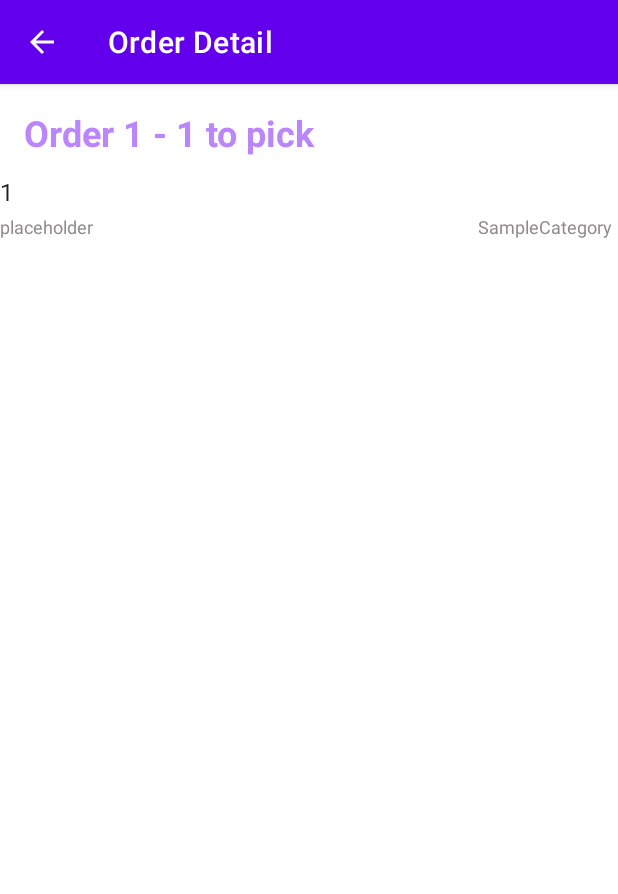
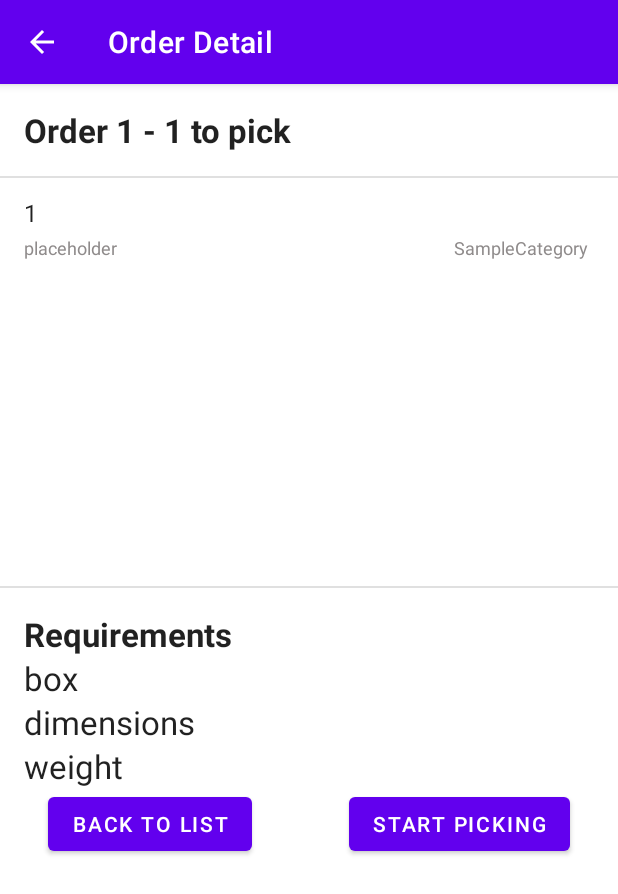
Before and after one commit to PatrykDyminski/Fiszki, an Android app: the screen it shows after launch (OrderDetailActivity), after a tap on an icon or button, on a phone screen of 412 x 824 dp. Shown: the top 894 px of the screen. Run offline under Robolectric (Android 15) with nearby library versions, the phone set to English and light mode, and no system bars.

Commit message:
Order detail page

```diff
--- a/app/build.gradle
+++ b/app/build.gradle
@@ -39,6 +39,7 @@ dependencies {
     implementation 'com.google.android.material:material:1.2.1'
     implementation 'androidx.recyclerview:recyclerview:1.1.0'
     implementation 'androidx.constraintlayout:constraintlayout:2.0.2'
+    implementation 'androidx.legacy:legacy-support-v4:1.0.0'
     testImplementation 'junit:junit:4.13.1'
     androidTestImplementation 'androidx.test.ext:junit:1.1.2'
     androidTestImplementation 'androidx.test.espresso:espresso-core:3.3.0'
--- /dev/null
+++ b/app/src/main/res/layout/divider.xml
@@ -0,0 +1,6 @@
+<?xml version="1.0" encoding="utf-8"?>
+<View android:id="@+id/basic_divider"
+    android:layout_width="match_parent"
+    android:layout_height="1dp"
+    android:background="?android:attr/dividerVertical"
+    xmlns:android="http://schemas.android.com/apk/res/android" />
--- a/app/src/main/res/layout/order_detail.xml
+++ b/app/src/main/res/layout/order_detail.xml
@@ -1,9 +1,9 @@
-<androidx.constraintlayout.widget.ConstraintLayout xmlns:android="http://schemas.android.com/apk/res/android"
+<LinearLayout xmlns:android="http://schemas.android.com/apk/res/android"
     xmlns:app="http://schemas.android.com/apk/res-auto"
+    xmlns:tools="http://schemas.android.com/tools"
     android:layout_width="match_parent"
     android:layout_height="match_parent"
-    xmlns:tools="http://schemas.android.com/tools">
-
+    android:orientation="vertical">
 
     <TextView
         android:id="@+id/pageTitle"
@@ -12,20 +12,103 @@
         android:layout_marginStart="16dp"
         android:layout_marginTop="16dp"
         android:text="TextView"
-        android:textColor="@color/purple_200"
-        android:textSize="24sp"
-        android:textStyle="bold"
-        app:layout_constraintStart_toStartOf="parent"
-        app:layout_constraintTop_toTopOf="parent" />
+        android:textAppearance="?android:attr/textAppearanceLarge"
+        android:textStyle="bold" />
 
-    <androidx.recyclerview.widget.RecyclerView
-        android:id="@+id/itemsInOrderRecycler"
+    <include
+        layout="@layout/divider"
         android:layout_width="match_parent"
-        app:layout_constraintBottom_toBottomOf="parent"
-        app:layout_constraintEnd_toEndOf="parent"
-        app:layout_constraintStart_toStartOf="parent"
-        app:layout_constraintTop_toBottomOf="@+id/pageTitle"
+        android:layout_height="1dp"
+        android:layout_marginTop="16dp" />
+
+    <androidx.core.widget.NestedScrollView
+        android:id="@+id/scrollView"
+        android:layout_width="match_parent"
+        android:layout_height="256sp"
+        android:scrollbars="vertical"
+        android:scrollbarAlwaysDrawVerticalTrack="true">
+
+        <LinearLayout
+            android:layout_width="match_parent"
+            android:layout_height="wrap_content"
+            android:orientation="vertical">
+
+            <androidx.recyclerview.widget.RecyclerView
+                android:id="@+id/itemsInOrderRecycler"
+                android:layout_width="match_parent"
+                android:layout_height="wrap_content"
+                android:layout_marginStart="16dp"
+                android:layout_marginEnd="16dp"
+                tools:listitem="@layout/item_in_order" />
+
+        </LinearLayout>
+    </androidx.core.widget.NestedScrollView>
+
+    <include
+        layout="@layout/divider"
+        android:layout_width="match_parent"
+        android:layout_height="1dp"
+        android:layout_marginTop="16dp" />
+
+    <TextView
+        android:id="@+id/requirements"
+        android:layout_width="wrap_content"
         android:layout_height="wrap_content"
-        tools:listitem="@layout/item_in_order"/>
+        android:layout_marginStart="16dp"
+        android:layout_marginTop="16dp"
+        android:text="Requirements"
+        android:textAppearance="?android:attr/textAppearanceLarge"
+        android:textStyle="bold" />
 
-</androidx.constraintlayout.widget.ConstraintLayout>
+    <TextView
+        android:id="@+id/box"
+        android:layout_width="match_parent"
+        android:layout_height="wrap_content"
+        android:layout_marginStart="16dp"
+        android:text="box"
+        android:textAppearance="?android:attr/textAppearanceLarge" />
+
+    <TextView
+        android:id="@+id/dimensions"
+        android:layout_width="match_parent"
+        android:layout_height="wrap_content"
+        android:layout_marginStart="16dp"
+        android:text="dimensions"
+        android:textAppearance="?android:attr/textAppearanceLarge"/>
+
+    <TextView
+        android:id="@+id/weight"
+        android:layout_width="match_parent"
+        android:layout_height="wrap_content"
+        android:layout_marginStart="16dp"
+        android:text="weight"
+        android:textAppearance="?android:attr/textAppearanceLarge"/>
+
+    <androidx.constraintlayout.widget.ConstraintLayout
+        android:layout_width="match_parent"
+        android:layout_height="match_parent"
+        android:gravity="bottom">
+
+        <Button
+            android:id="@+id/back_to_list"
+            android:layout_width="wrap_content"
+            android:layout_height="wrap_content"
+            android:layout_marginStart="32dp"
+            android:layout_marginBottom="16dp"
+            android:text="back to list"
+            app:layout_constraintBottom_toBottomOf="parent"
+            app:layout_constraintStart_toStartOf="parent" />
+
+        <Button
+            android:id="@+id/start_picking"
+            android:layout_width="wrap_content"
+            android:layout_height="wrap_content"
+            android:layout_marginEnd="32dp"
+            android:layout_marginBottom="16dp"
+            android:text="start picking"
+            app:layout_constraintBottom_toBottomOf="parent"
+            app:layout_constraintEnd_toEndOf="parent" />
+
+    </androidx.constraintlayout.widget.ConstraintLayout>
+
+</LinearLayout>
```
